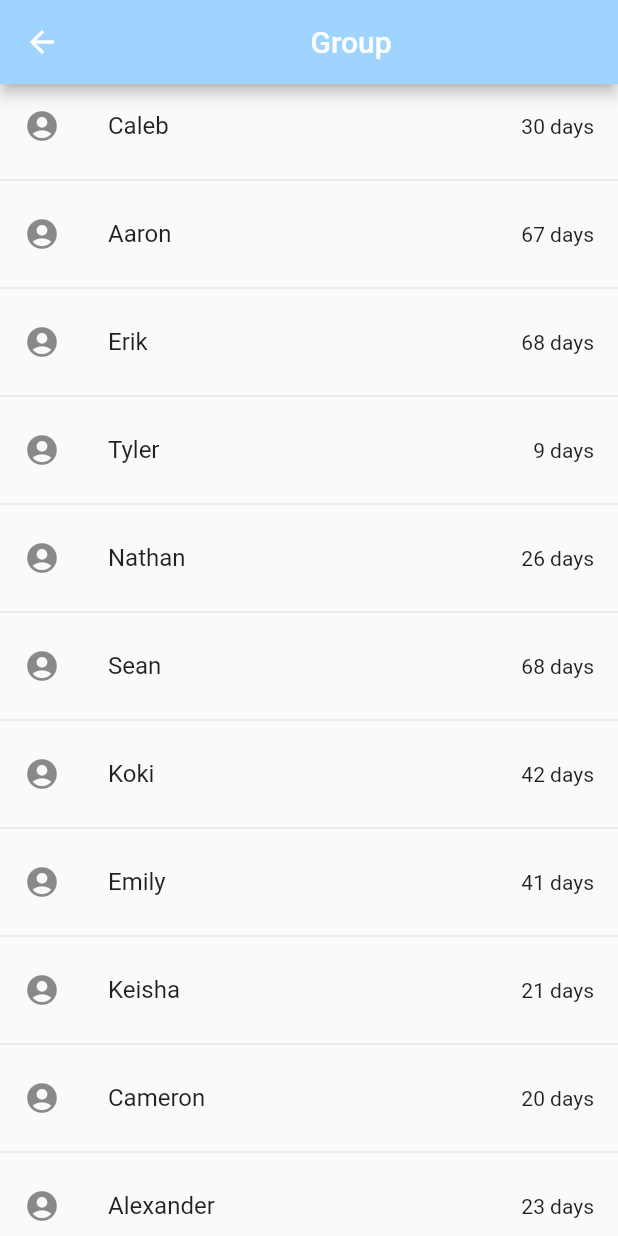
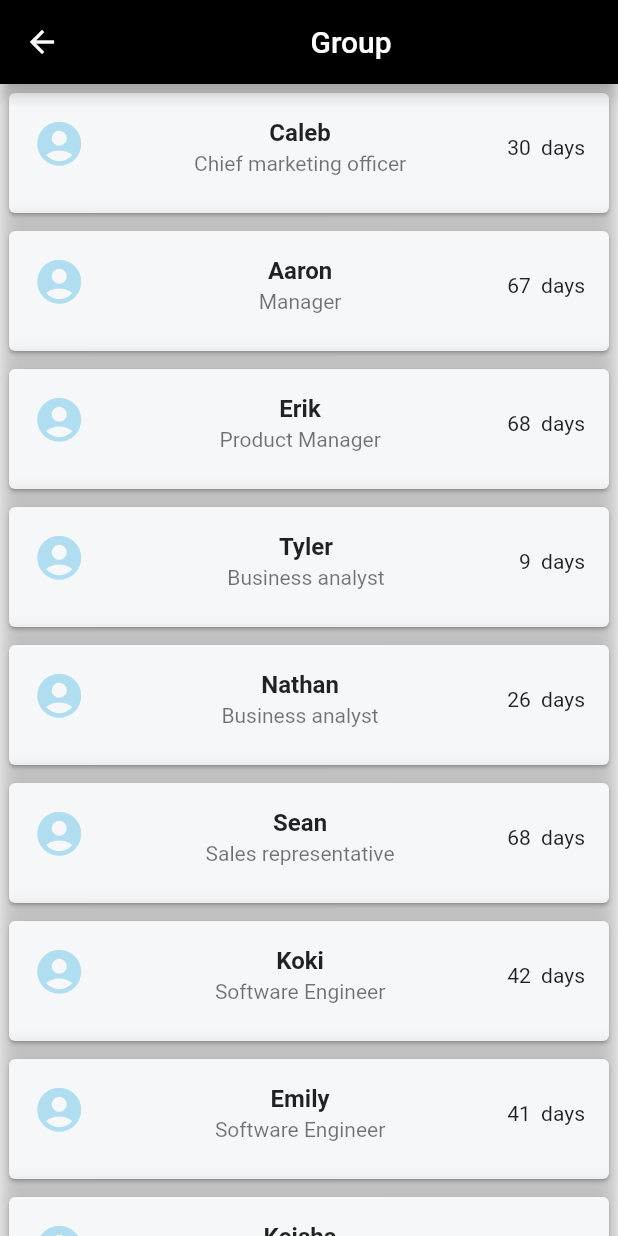
Before and after one commit to TylerKerch/hi_five, a Flutter app: the GroupScreen screen opened directly, on a phone screen of 412 x 824 dp. Run offline on Flutter 3.47's test engine with Material 2 defaults, Android fonts, the phone set to English and light mode, and no system bars; our stand-ins replace cloud_firestore, firebase_auth, firebase_core; accounts and stored records are empty; generated files the repository leaves out were written again.

Commit message:
added assets folder and updated group screen

```diff
--- a/lib/screens/feed_screen.dart
+++ b/lib/screens/feed_screen.dart
@@ -1,4 +1,10 @@
 import 'package:flutter/material.dart';
+
+List<String> userImages = <String>[
+  'assets/images/testpost.jpg',
+  'assets/images/testpost2.jpg',
+  'assets/images/testpost3.jpg',
+];
 
 class FeedScreen extends StatefulWidget {
   const FeedScreen({Key? key}) : super(key: key);
@@ -15,11 +21,21 @@ class FeedScreenState extends State<FeedScreen> {
 
   @override
   Widget build(BuildContext context) {
-
     return Scaffold(
-        appBar: AppBar(title: Text("HiFive")),
-
-        body: Container()
+      appBar: AppBar(
+        backgroundColor: Colors.black,
+        title: const Center(
+          child: Text('hiFive!'),
+        ),
+      ),
+      body: ListView.builder(
+        itemCount: userImages.length,
+        itemBuilder: (BuildContext context, int index) {
+          return Container(
+            child: Image.asset(userImages[index]),
+          );
+        },
+      )
     );
   }
 }
--- a/lib/screens/group_screen.dart
+++ b/lib/screens/group_screen.dart
@@ -16,6 +16,7 @@ class GroupScreenState extends State<GroupScreen> {
 
   @override
   Widget build(BuildContext context) {
+    // 14 entries
     List<String> entries = <String>[
       'Caleb',
       'Aaron',
@@ -32,6 +33,23 @@ class GroupScreenState extends State<GroupScreen> {
       'Kevin',
       'Andrew'
     ];
+    List<String> positions = <String>[
+      'Chief marketing officer',
+      'Manager',
+      'Product Manager',
+      'Business analyst',
+      'Business analyst',
+      'Sales representative',
+      'Software Engineer',
+      'Software Engineer',
+      'Applications Engineer',
+      'Digital Marketing Manager',
+      'Information Architect',
+      'UX Designer',
+      'UI Designer',
+      'Front-End Designer'
+    ];
+
     Random random = new Random();
     var streaks = List<int>.generate(
       entries.length,
@@ -41,23 +59,48 @@ class GroupScreenState extends State<GroupScreen> {
       },
     );
     return Scaffold(
+      backgroundColor: Colors.white,
       appBar: AppBar(
-        backgroundColor: const Color(0xFF9ed4ff),
+        backgroundColor: Colors.black,
         title: const Center(
           child: Text('Group'),
         ),
       ),
-      body: ListView.separated(
+      body: ListView.builder(
         itemCount: entries.length,
-        separatorBuilder: (context, index) {
-          return const Divider();
-        },
         itemBuilder: (name, index) {
-          return ListTile(
-            leading: Icon(Icons.account_circle_sharp),
-            title: Text(entries[index]),
-            trailing: Text(streaks[index].toString() + " days"),
-          );
+          // return ListTile(
+          //   leading: const Icon(Icons.account_circle_sharp),
+          //   title: Text(entries[index]),
+          //   trailing: Text("${streaks[index]} days"),
+          // );
+          return Container(
+              padding: EdgeInsets.all(2),
+              decoration: new BoxDecoration(boxShadow: [
+                new BoxShadow(color: Colors.black26, blurRadius: 10)
+              ]),
+              child: Card(
+                  color: Color(0xFFf5f7f9),
+                  child: SizedBox(
+                      width: 300,
+                      height: 80,
+                      child: Column(
+                        mainAxisSize: MainAxisSize.min,
+                        children: [
+                          ListTile(
+                            leading: Icon(Icons.account_circle_sharp,
+                                size: 35, color: Color(0xFFb1ddf1)),
+                            title: Center(
+                                child: Text(
+                              entries[index],
+                              style:
+                                  const TextStyle(fontWeight: FontWeight.bold),
+                            )),
+                            subtitle: Center(child: Text(positions[index])),
+                            trailing: Text('${streaks[index]}  days'),
+                          ),
+                        ],
+                      ))));
         },
       ),
     );
```
Also changed, not shown: pubspec.yaml (+4 -3 lines), assets/images/testpost.jpg (added), assets/images/testpost2.jpg (added), assets/images/testpost3.jpg (added).
